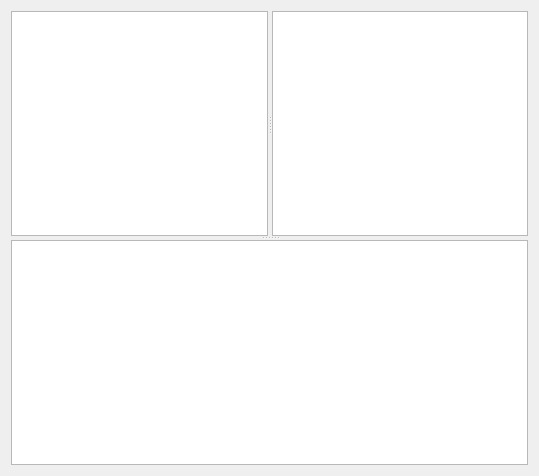
The window that src/remoteview.ui (kitech/nullfxp) describes before a commit, drawn with Qt 5.
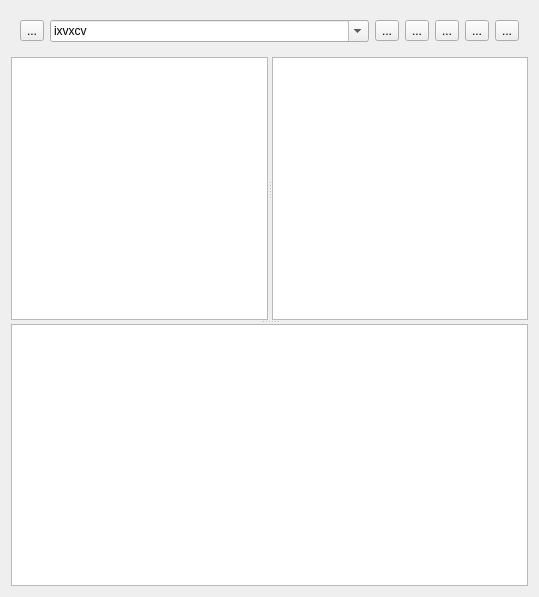
The same window after the commit. Icons and pictures are not drawn. Custom widgets are drawn as their Qt base class.

```diff
--- a/src/remoteview.ui
+++ b/src/remoteview.ui
@@ -7,7 +7,7 @@
     <x>0</x>
     <y>0</y>
     <width>539</width>
-    <height>476</height>
+    <height>597</height>
    </rect>
   </property>
   <property name="acceptDrops">
@@ -16,7 +16,129 @@
   <property name="windowTitle">
    <string>SFTP</string>
   </property>
-  <layout class="QVBoxLayout">
+  <layout class="QVBoxLayout" name="verticalLayout">
+   <item>
+    <widget class="QWidget" name="widget" native="true">
+     <layout class="QHBoxLayout" name="horizontalLayout">
+      <item>
+       <widget class="QToolButton" name="toolButton_6">
+        <property name="toolTip">
+         <string>Bookmarks</string>
+        </property>
+        <property name="text">
+         <string>...</string>
+        </property>
+        <property name="icon">
+         <iconset resource="nullfxp.qrc">
+          <normaloff>:/icons/folder-favorites.png</normaloff>:/icons/folder-favorites.png</iconset>
+        </property>
+       </widget>
+      </item>
+      <item>
+       <widget class="QComboBox" name="comboBox">
+        <property name="editable">
+         <bool>true</bool>
+        </property>
+        <item>
+         <property name="text">
+          <string>ixvxcv</string>
+         </property>
+        </item>
+        <item>
+         <property name="text">
+          <string>vxc</string>
+         </property>
+        </item>
+        <item>
+         <property name="text">
+          <string>oiew</string>
+         </property>
+        </item>
+        <item>
+         <property name="text">
+          <string>dsfsdf</string>
+         </property>
+        </item>
+        <item>
+         <property name="text">
+          <string>Clear...</string>
+         </property>
+        </item>
+       </widget>
+      </item>
+      <item>
+       <widget class="QToolButton" name="toolButton_5">
+        <property name="toolTip">
+         <string>Go Home</string>
+        </property>
+        <property name="text">
+         <string>...</string>
+        </property>
+        <property name="icon">
+         <iconset resource="nullfxp.qrc">
+          <normaloff>:/icons/user-home.png</normaloff>:/icons/user-home.png</iconset>
+        </property>
+       </widget>
+      </item>
+      <item>
+       <widget class="QToolButton" name="toolButton_4">
+        <property name="toolTip">
+         <string>Go Previous</string>
+        </property>
+        <property name="text">
+         <string>...</string>
+        </property>
+        <property name="icon">
+         <iconset resource="nullfxp.qrc">
+          <normaloff>:/icons/go-previous.png</normaloff>:/icons/go-previous.png</iconset>
+        </property>
+       </widget>
+      </item>
+      <item>
+       <widget class="QToolButton" name="toolButton_3">
+        <property name="toolTip">
+         <string>Go Next</string>
+        </property>
+        <property name="text">
+         <string>...</string>
+        </property>
+        <property name="icon">
+         <iconset resource="nullfxp.qrc">
+          <normaloff>:/icons/go-next.png</normaloff>:/icons/go-next.png</iconset>
+        </property>
+       </widget>
+      </item>
+      <item>
+       <widget class="QToolButton" name="toolButton_2">
+        <property name="toolTip">
+         <string>Go Parent</string>
+        </property>
+        <property name="text">
+         <string>...</string>
+        </property>
+        <property name="icon">
+         <iconset resource="nullfxp.qrc">
+          <normaloff>:/icons/go-up.png</normaloff>:/icons/go-up.png</iconset>
+        </property>
+       </widget>
+      </item>
+      <item>
+       <widget class="QToolButton" name="toolButton">
+        <property name="toolTip">
+         <string>Reload</string>
+        </property>
+        <property name="text">
+         <string>...</string>
+        </property>
+        <property name="icon">
+         <iconset resource="nullfxp.qrc">
+          <normaloff>:/icons/appointment-recurring.png</normaloff>:/icons/appointment-recurring.png</iconset>
+        </property>
+       </widget>
+      </item>
+     </layout>
+    </widget>
+   </item>
    <item>
     <widget class="QSplitter" name="splitter_2">
      <property name="orientation">
```
Left out of the diff: 4 changed lines with no effect on the pictures.
